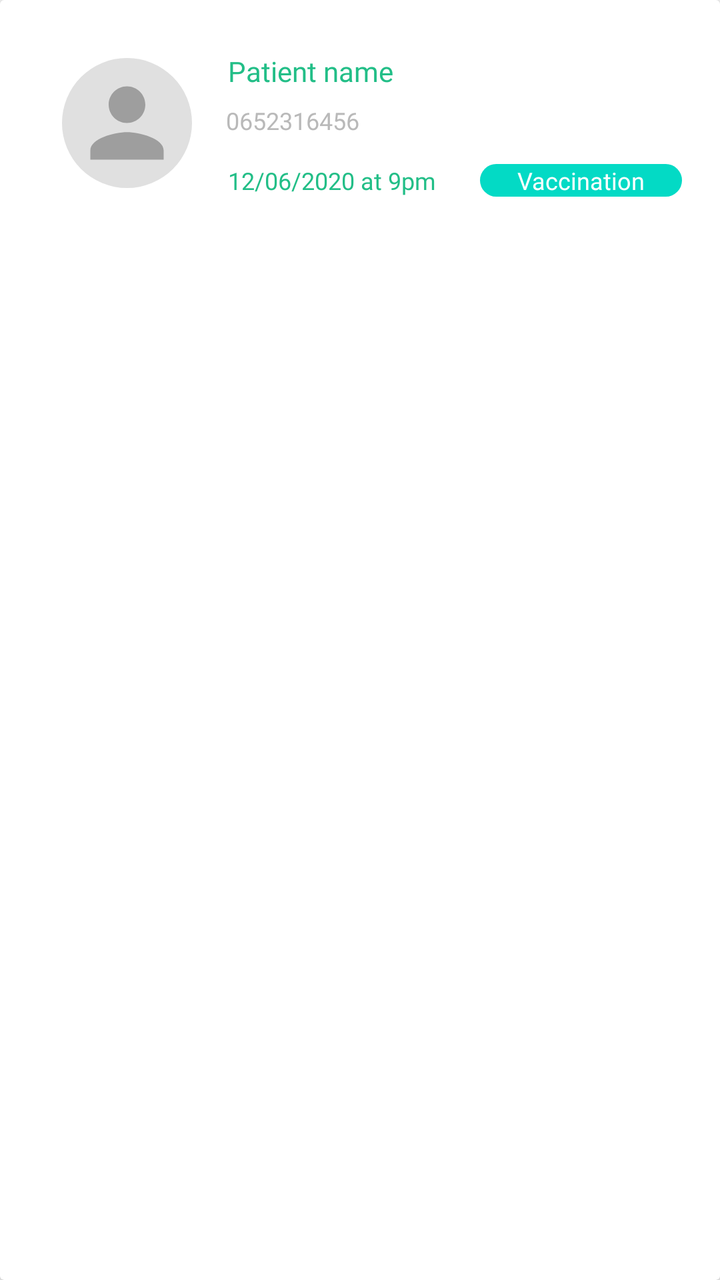
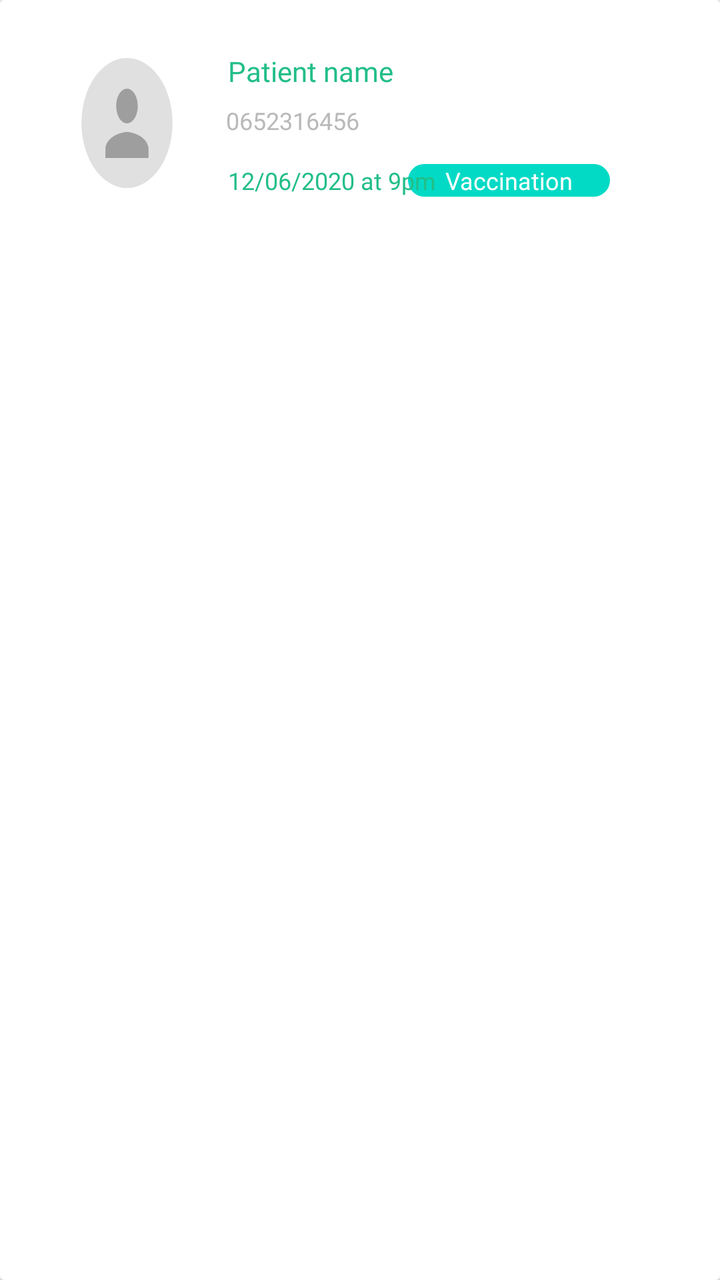

An Android layout rendered at two revisions. The XML below is the earlier revision; the diff shows what the commit changed to produce the second picture.
<!-- AndroidManifest.xml: application theme Theme.AppCompat.Light.NoActionBar -->
<!-- res/layout/confirmed_appointements_item.xml -->
<?xml version="1.0" encoding="utf-8"?>
<androidx.cardview.widget.CardView xmlns:android="http://schemas.android.com/apk/res/android"
    xmlns:tools="http://schemas.android.com/tools"
    android:layout_width="match_parent"
    android:layout_height="120dp"
    xmlns:app="http://schemas.android.com/apk/res-auto"
    android:layout_marginBottom="8dp"
    app:cardBackgroundColor="@color/cardview_light_background"
    >

    <RelativeLayout
        android:layout_width="match_parent"
        android:layout_height="120dp"
        >

        <TextView
            android:id="@+id/patient_name"
            android:layout_width="wrap_content"
            android:layout_height="wrap_content"
            android:layout_alignParentStart="true"
            android:layout_alignParentLeft="true"
            android:layout_alignParentTop="true"
            android:layout_marginStart="114dp"
            android:layout_marginLeft="114dp"
            android:layout_marginTop="26dp"
            android:fontFamily="@font/roboto"
            android:text="Patient name"
            android:textColor="#22BE87" />

        <TextView
            android:id="@+id/appointement_type"
            android:layout_width="101dp"
            android:layout_height="wrap_content"
            android:layout_alignParentTop="true"
            android:layout_alignParentEnd="true"
            android:layout_alignParentRight="true"
            android:layout_marginTop="82dp"
            android:layout_marginEnd="19dp"
            android:layout_marginRight="19dp"
            android:background="@drawable/button_radius_accent_color"
            android:fontFamily="@font/roboto_light"
            android:gravity="center"
            android:text="Vaccination"
            android:textColor="#fff"
            android:textSize="12sp" />

        <TextView
            android:id="@+id/patient_phone"
            android:layout_width="wrap_content"
            android:layout_height="wrap_content"
            android:layout_alignParentStart="true"
            android:layout_alignParentLeft="true"
            android:layout_alignParentTop="true"
            android:layout_marginStart="113dp"
            android:layout_marginLeft="113dp"
            android:layout_marginTop="52dp"
            android:fontFamily="@font/roboto_light"
            android:text="0652316456"
            android:textColor="#B9B9B9"
            android:textSize="12sp" />

        <ImageView
            android:id="@+id/patient_image"
            android:layout_width="69dp"
            android:layout_height="65dp"
            android:layout_alignParentStart="true"
            android:layout_alignParentLeft="true"
            android:layout_alignParentBottom="true"
            android:layout_marginStart="29dp"
            android:layout_marginLeft="29dp"
            android:layout_marginBottom="26dp"
            android:foregroundGravity="center"
            app:srcCompat="@drawable/ic_anon_user_48dp" />

        <TextView
            android:id="@+id/appointement_date"
            android:layout_width="164dp"
            android:layout_height="wrap_content"
            android:layout_alignParentStart="true"
            android:layout_alignParentLeft="true"
            android:layout_alignParentTop="true"
            android:layout_marginStart="114dp"
            android:layout_marginLeft="114dp"
            android:layout_marginTop="82dp"
            android:fontFamily="@font/roboto"
            android:text="12/06/2020 at 9pm"
            android:textColor="#22BE87"
            android:textSize="12sp" />


    </RelativeLayout>
</androidx.cardview.widget.CardView>
<!-- resources referenced by this layout -->
<resources>
  <!-- drawable button_radius_accent_color (drawable) -->
  <?xml version="1.0" encoding="utf-8"?>
  <shape xmlns:android="http://schemas.android.com/apk/res/android"
      android:shape="rectangle" android:padding="10dp">
      
      <solid android:color="@color/colorAccent"/>
      <corners android:radius="10dp"/>
  </shape>
  <!-- drawable ic_anon_user_48dp (drawable) -->
  <layer-list
      xmlns:android="http://schemas.android.com/apk/res/android"
      xmlns:aapt="http://schemas.android.com/aapt"
      xmlns:tools="http://schemas.android.com/tools">
      <item>
          <shape android:shape="oval">
              <solid android:color="#E0E0E0" />
              <size
                  android:width="48dp"
                  android:height="48dp" />
          </shape>
      </item>
      <item
          android:bottom="4dp"
          android:left="4dp"
          android:right="4dp"
          android:top="4dp">
          <aapt:attr name="android:drawable">
              <vector
                  android:width="44dp"
                  android:height="44dp"
                  android:viewportHeight="24.0"
                  android:viewportWidth="24.0"
                  tools:targetApi="lollipop">
                  <path
                      android:fillColor="#9e9e9e"
                      android:pathData="M12,12c2.21,0 4,-1.79 4,-4s-1.79,-4 -4,-4 -4,1.79 -4,4 1.79,4 4,4zM12,14c-2.67,0 -8,1.34 -8,4v2h16v-2c0,-2.66 -5.33,-4 -8,-4z" />
              </vector>
          </aapt:attr>
      </item>
  </layer-list>
  <color name="colorAccent">#03DAC5</color>
</resources>

<!-- the commit's change to res/layout/confirmed_appointements_item.xml (unified diff, before → after) -->
@@ -35,8 +35,8 @@
             android:layout_alignParentEnd="true"
             android:layout_alignParentRight="true"
             android:layout_marginTop="82dp"
-            android:layout_marginEnd="19dp"
-            android:layout_marginRight="19dp"
+            android:layout_marginEnd="55dp"
+            android:layout_marginRight="55dp"
             android:background="@drawable/button_radius_accent_color"
             android:fontFamily="@font/roboto_light"
             android:gravity="center"
<!-- resource entries referenced after the edit -->
@@ -17,8 +17,8 @@
           <shape android:shape="oval">
               <solid android:color="#E0E0E0" />
               <size
-                  android:width="48dp"
-                  android:height="48dp" />
+                  android:width="20dp"
+                  android:height="40dp" />
           </shape>
       </item>
       <item
@@ -28,8 +28,8 @@
           android:top="4dp">
           <aapt:attr name="android:drawable">
               <vector
-                  android:width="44dp"
-                  android:height="44dp"
+                  android:width="20dp"
+                  android:height="20dp"
                   android:viewportHeight="24.0"
                   android:viewportWidth="24.0"
                   tools:targetApi="lollipop">
